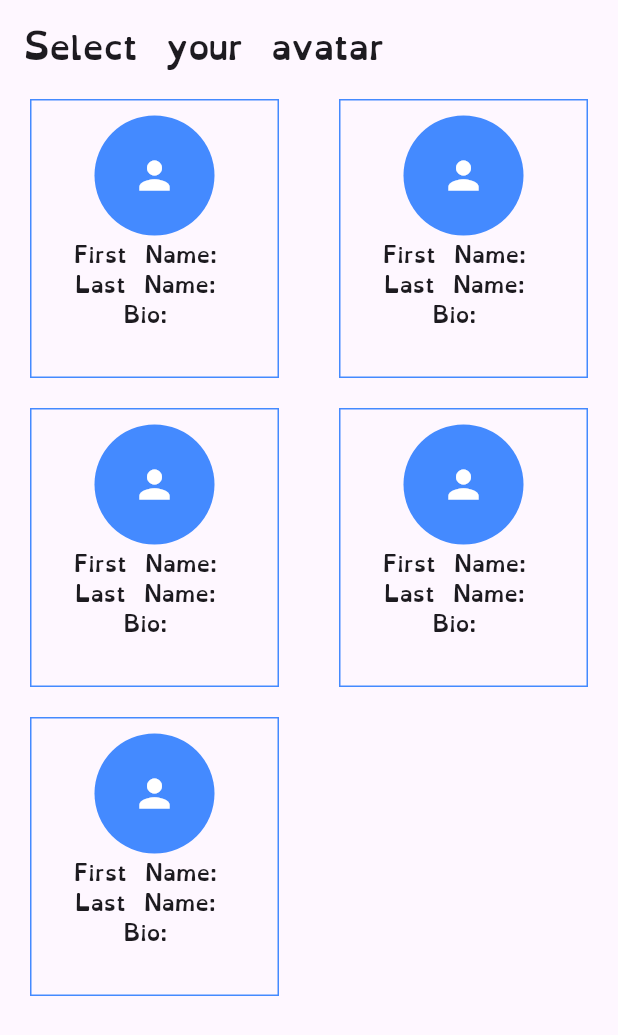
After one commit to LucasLion/projetp, a Flutter app: the screen it shows after launch, after a tap on "Suivant", on a phone screen of 412 x 824 dp. The commit adds this screen. Shown: the top 1035 px of the screen. Run offline on Flutter 3.47's test engine with Material 3 defaults, Android fonts, the phone set to English and light mode, and no system bars.

Commit message:
add avatar selection page

```diff
--- a/lib/pages/login_page.dart
+++ b/lib/pages/login_page.dart
@@ -1,5 +1,5 @@
 import 'package:flutter/material.dart';
-import 'package:projetp/pages/level_selection_screen.dart';
+import 'package:projetp/pages/select_avatar.dart';
 
 class LoginPage extends StatelessWidget {
   const LoginPage({super.key});
@@ -29,7 +29,7 @@ class LoginPage extends StatelessWidget {
               Navigator.pushReplacement(
                   context,
                   MaterialPageRoute(
-                    builder: (context) => LevelSelectionScreen(),
+                    builder: (context) => SelectAvatar(),
                   ));
             },
             style: ElevatedButton.styleFrom(
@@ -41,7 +41,7 @@ class LoginPage extends StatelessWidget {
               minimumSize: Size(150, 50), // This is the minimum size
             ),
             child: const Text(
-              'Connexion',
+              'Suivant',
               style: TextStyle(
                 color: Colors.white,
                 fontSize: 20,
--- /dev/null
+++ b/lib/pages/select_avatar.dart
@@ -0,0 +1,75 @@
+import 'package:flutter/material.dart';
+import 'package:projetp/pages/level_selection_screen.dart';
+
+class SelectAvatar extends StatefulWidget {
+  const SelectAvatar({super.key});
+
+  @override
+  _SelectAvatar createState() {
+    return _SelectAvatar();
+  }
+}
+
+Widget avatarData() {
+  return const Column(
+    children: [
+      Text("First Name: "),
+      Text("Last Name: "),
+      Text("Bio: "),
+    ],
+  );
+
+}
+Widget avatarCart(BuildContext context) {
+    return InkWell(
+      onTap: () {
+        Navigator.pushReplacement(
+            context,
+            MaterialPageRoute(
+              builder: (context) => const LevelSelectionScreen(),
+            ));
+      },
+      child: Padding(
+        padding: const EdgeInsets.only(left: 20, right: 20, top: 10, bottom: 10),
+        child: Container(
+          decoration: BoxDecoration(
+            border: Border.all(color: Colors.blueAccent),
+          ),
+          child: Padding(
+            padding: const EdgeInsets.all(10.0),
+            child: Column(
+              children: [
+              const CircleAvatar(
+                radius: 40,
+                backgroundColor: Colors.blueAccent,
+                child: Icon(Icons.person, size: 30, color: Colors.white),
+              ),
+              avatarData(),
+
+              ]
+              ),
+          ),
+        ),
+      ),
+    );
+}
+
+class _SelectAvatar extends State<SelectAvatar> {
+  @override
+  Widget build(BuildContext context) {
+    return Scaffold(
+      appBar: AppBar(
+        title: const Text('Select your avatar'),
+      ),
+      body: GridView.builder(
+        gridDelegate: const SliverGridDelegateWithFixedCrossAxisCount(
+          crossAxisCount: 2,
+        ),
+        itemBuilder: (context, index) {
+          return avatarCart(context);
+        },
+        itemCount: 5,
+      ),
+    );
+  }
+}
```
